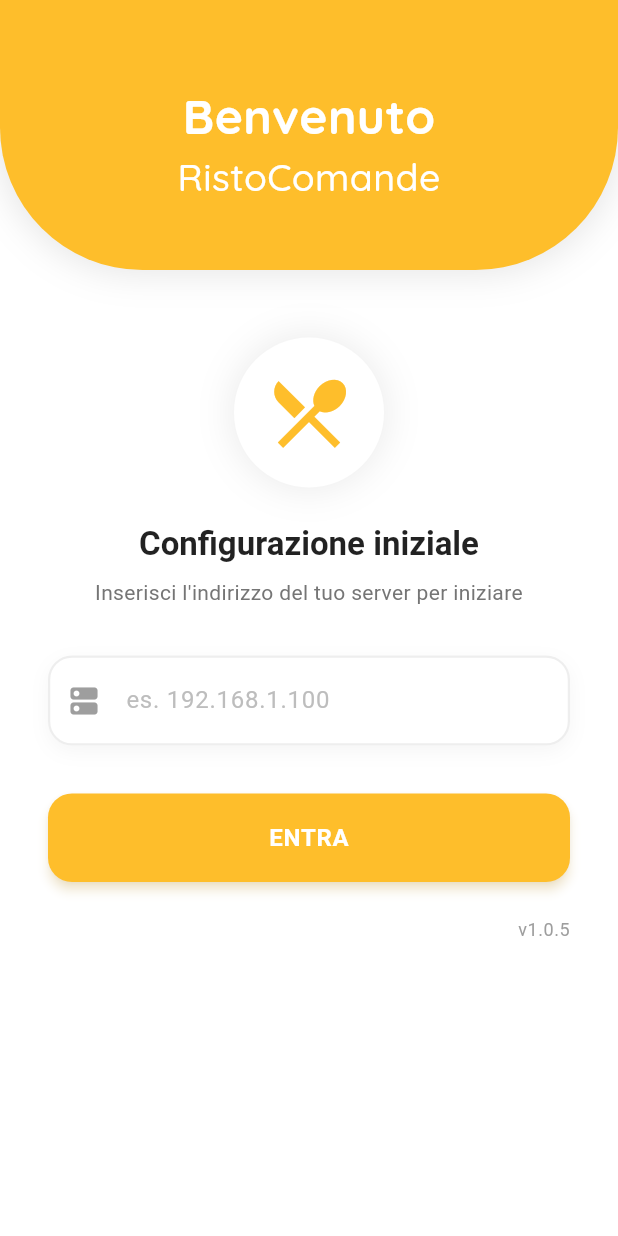
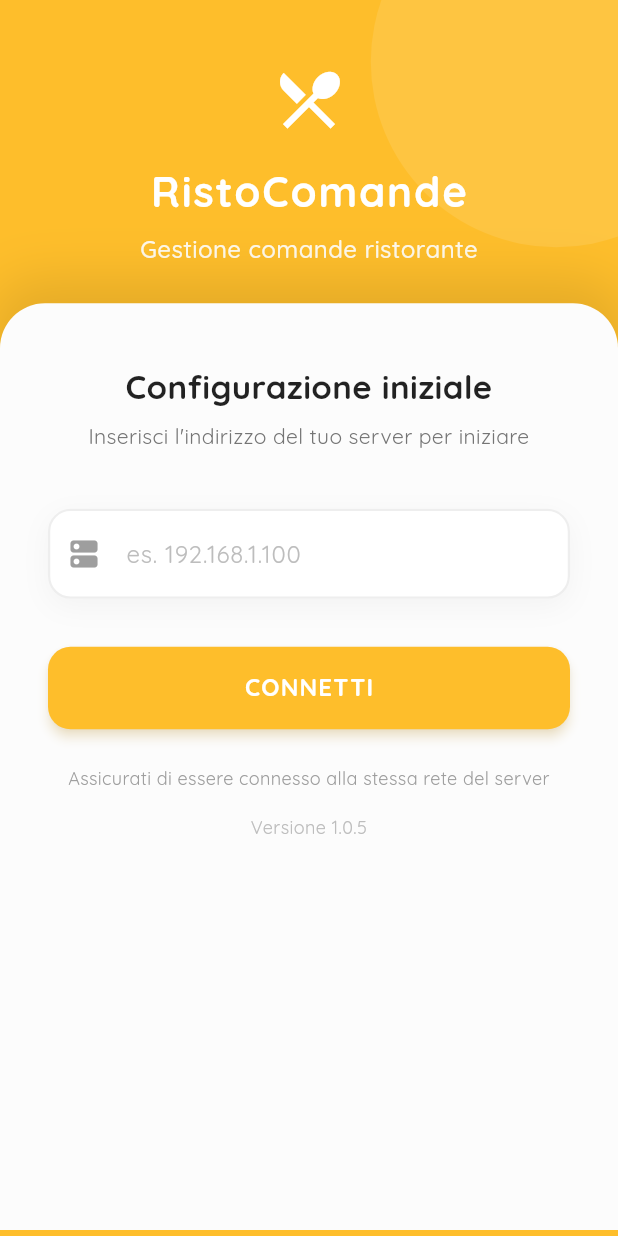
Before and after one commit to 721377/ristocmd, a Flutter app: the screen it shows after launch, on a phone screen of 412 x 824 dp. Run offline on Flutter 3.47's test engine with Material 3 defaults, Android fonts, the phone set to English and light mode, and no system bars; our stand-ins replace connectivity_plus, device_info_plus, flutter_local_notifications, google_fonts, permission_handler, shared_preferences and 3 more; accounts and stored records are empty.

Commit message:
remaking the layouts

```diff
--- a/lib/views/login.dart
+++ b/lib/views/login.dart
@@ -1,3 +1,4 @@
+import 'dart:async';
 import 'dart:convert';
 import 'package:flutter/material.dart';
 import 'package:flutter/services.dart';
@@ -9,7 +10,6 @@ import 'package:http/http.dart' as http;
 import 'package:permission_handler/permission_handler.dart';
 import 'package:flutter/animation.dart';
 import 'package:google_fonts/google_fonts.dart';
-
 
 class SetupScreen extends StatefulWidget {
   @override
@@ -26,7 +26,10 @@ class _SetupScreenState extends State<SetupScreen>
   late AnimationController _animationController;
   late Animation<double> _fadeAnimation;
   late Animation<double> _scaleAnimation;
+  late Animation<Offset> _slideAnimation;
+
   final connectionMonitor = WifiConnectionMonitor();
+
   @override
   void initState() {
     super.initState();
@@ -35,11 +38,11 @@ class _SetupScreenState extends State<SetupScreen>
       SystemUiOverlayStyle(
         statusBarColor: Color(0xFFFEBE2B),
         statusBarIconBrightness: Brightness.light,
-        systemNavigationBarColor:
-            Color.fromARGB(255, 255, 255, 255), // Set navigation bar color
-        systemNavigationBarIconBrightness: Brightness.dark, // Set icon color
+        systemNavigationBarColor: Colors.white,
+        systemNavigationBarIconBrightness: Brightness.dark,
       ),
     );
+
     _animationController = AnimationController(
       vsync: this,
       duration: const Duration(milliseconds: 800),
@@ -48,13 +51,25 @@ class _SetupScreenState extends State<SetupScreen>
     _fadeAnimation = Tween<double>(begin: 0, end: 1).animate(
       CurvedAnimation(
         parent: _animationController,
-          curve: const Interval(0, 0.5, curve: Curves.easeInOut)),
+        curve: const Interval(0, 0.5, curve: Curves.easeInOut),
+        ),
     );
 
     _scaleAnimation = Tween<double>(begin: 0.95, end: 1).animate(
       CurvedAnimation(
         parent: _animationController,
-          curve: const Interval(0.5, 1, curve: Curves.elasticOut)),
+        curve: const Interval(0.5, 1, curve: Curves.elasticOut),
+      ),
+    );
+
+_slideAnimation = Tween<Offset>(
+  begin: Offset(0, 1),
+  end: Offset(0, 0),
+).animate(
+  CurvedAnimation(
+    parent: _animationController,
+    curve: const Interval(0.5, 1, curve: Curves.easeOut),
+  ),
 );
 
     _animationController.forward();
@@ -88,27 +103,48 @@ class _SetupScreenState extends State<SetupScreen>
   SnackBar(
     content: Row(
       children: [
-            Icon(
-              granted ? Icons.check_circle : Icons.info_outline,
-              color: Colors.white,
+        Container(
+          padding: const EdgeInsets.all(4),
+          decoration: BoxDecoration(
+            color: granted ? const Color(0xFFE6F4EA): const Color(0xFFFFF3E0),
+            shape: BoxShape.circle,
           ),
-            const SizedBox(width: 8),
+          child: Icon(
+            granted ? Icons.check_circle_rounded : Icons.info_outline_rounded,
+            color: granted ? const Color(0xFF28A745): Color(0xFFFFA000),
+            size: 20,
+          ),
+        ),
+        const SizedBox(width: 12),
         Text(
           granted
               ? 'Notifiche abilitate con successo'
               : 'Permesso per le notifiche negato',
+          style: GoogleFonts.quicksand(
+            fontSize: 14,
+            fontWeight: FontWeight.w500,
+            color:  granted ? const Color(0xFF28A745) : Color(0xFFFFA000),
+          ),
         ),
       ],
     ),
-        backgroundColor: granted ? Colors.green : Colors.redAccent,
+    backgroundColor: granted ? const Color(0xFFE6F4EA) : const Color(0xFFFFEFE7),
     behavior: SnackBarBehavior.floating,
-        shape: RoundedRectangleBorder(borderRadius: BorderRadius.circular(10)),
-        margin: const EdgeInsets.all(16),
+    shape: RoundedRectangleBorder(
+      borderRadius: BorderRadius.circular(12),
+      side: BorderSide(
+        color: granted ? const Color(0xFF28A745) : Color(0xFFFFA000),
+        width: 1,
+      ),
+    ),
+    margin: const EdgeInsets.symmetric(horizontal: 16, vertical: 12),
+    padding: const EdgeInsets.symmetric(horizontal: 16, vertical: 12),
+    elevation: 2,
     duration: const Duration(seconds: 3),
-        elevation: 2,
   ),
 );
   }
+
   Future<void> _loadAndSaveImpostazioni() async {
     final isOnline = await connectionMonitor.isConnectedToWifi();
     try {
@@ -148,13 +184,18 @@ class _SetupScreenState extends State<SetupScreen>
     final pingUrl = '$input/v1';
 
     try {
-      final response = await http.get(Uri.parse(pingUrl));
+      // i have added a timeout here to prevent the app from hanging indefinitely
+      final response = await http.get(Uri.parse(pingUrl))
+        .timeout(const Duration(seconds: 5), onTimeout: () {
+      throw TimeoutException('Il server non ha risposto');
+    });
+
       if (response.statusCode == 200) {
         final body = jsonDecode(response.body);
         if (body['status'] == 'ok') {
           final prefs = await SharedPreferences.getInstance();
           await prefs.setString('baseUrl', input);
-          await _loadAndSaveImpostazioni() ;
+          await _loadAndSaveImpostazioni();
           if (!_notificationPermissionGranted) {
             await _requestNotificationPermission();
           }
@@ -176,123 +217,156 @@ class _SetupScreenState extends State<SetupScreen>
 @override
 Widget build(BuildContext context) {
   final theme = Theme.of(context);
-    final colorScheme = theme.colorScheme;
+  final size = MediaQuery.of(context).size;
 
   return Scaffold(
-      backgroundColor: Colors.white,
+    resizeToAvoidBottomInset: true, // Allow body to resize when keyboard appears
+    backgroundColor: Color(0xFFFEBE2B),
     body: SafeArea(
       child: ScaleTransition(
         scale: _scaleAnimation,
         child: FadeTransition(
           opacity: _fadeAnimation,
+          child: Stack(
+            children: [
+              // Background elements
+              Positioned(
+                top: -size.width * 0.2,
+                right: -size.width * 0.2,
+                child: Container(
+                  width: size.width * 0.6,
+                  height: size.width * 0.6,
+                  decoration: BoxDecoration(
+                    color: Colors.white.withOpacity(0.1),
+                    shape: BoxShape.circle,
+                  ),
+                ),
+              ),
+              Positioned(
+                bottom: -size.width * 0.3,
+                left: -size.width * 0.3,
+                child: Container(
+                  width: size.width * 0.8,
+                  height: size.width * 0.8,
+                  decoration: BoxDecoration(
+                    color: Colors.white.withOpacity(0.1),
+                    shape: BoxShape.circle,
+                  ),
+                ),
+              ),
+
+              // Main scrollable content
+              SingleChildScrollView(
+                padding: EdgeInsets.only(bottom: MediaQuery.of(context).viewInsets.bottom),
+                child: Column(
+                  mainAxisSize: MainAxisSize.min,
+                  children: [
+                    // Header
+                    Container(
+                      padding: EdgeInsets.only(top: size.height * 0.05),
                       child: Column(
                         children: [
-                // Top rounded half-circle header
-                Container(
-                  height: 180,
-                  decoration: BoxDecoration(
-                    color: const Color(0xFFFEBE2B),
-                    borderRadius: const BorderRadius.only(
-                      bottomLeft: Radius.circular(95),
-                      bottomRight: Radius.circular(95),
+                          Icon(
+                            Icons.restaurant_menu,
+                            size: 50,
+                            color: Colors.white,
                           ),
-                    boxShadow: [
-                      BoxShadow(
-                        color: Colors.black.withOpacity(0.1),
-                        blurRadius: 20,
-                        spreadRadius: 2,
-                      ),
-                    ],
-                  ),
-                  child: Center(
-                    child: Column(
-                      mainAxisAlignment: MainAxisAlignment.center,
-                      children: [
-                        const SizedBox(height: 10),
+                          SizedBox(height: 16),
                           Text(
-                          'Benvenuto',
+                            'RistoComande',
                             style: GoogleFonts.quicksand(
                               fontWeight: FontWeight.bold,
                               color: Colors.white,
-                            fontSize: 32,
+                              fontSize: 28,
+                              letterSpacing: 1.2,
                             ),
                           ),
+                          SizedBox(height: 8),
                           Text(
-                          'RistoComande',
+                            'Gestione comande ristorante',
                             style: GoogleFonts.quicksand(
                               fontWeight: FontWeight.w500,
-                            color: Colors.white,
-                            fontSize: 25,
+                              color: Colors.white.withOpacity(0.9),
+                              fontSize: 16,
                             ),
                           ),
                         ],
                       ),
                     ),
+
+                    SizedBox(height: 24),
+
+                    // Main content container
+                    SlideTransition(
+                      position: _slideAnimation,
+                      child: SlideTransition(
+                        position: _slideAnimation,
+                        child: Transform.translate(
+                          offset: Offset.zero,
+                          child: Container(
+                      // Use minimum height instead of fixed height
+                      constraints: BoxConstraints(minHeight: size.height * 0.75),
+                      width: double.infinity,
+                      decoration: BoxDecoration(
+                        color: Color(0xFFfcfcfc),
+                        borderRadius: BorderRadius.only(
+                          topLeft: Radius.circular(30),
+                          topRight: Radius.circular(30),
                         ),
-                Expanded(
-                  child: SingleChildScrollView(
-                    padding: const EdgeInsets.symmetric(horizontal: 32),
-                    child: Column(
-                      mainAxisAlignment: MainAxisAlignment.center,
-                      children: [
-                        const SizedBox(height: 45),
-                        // App icon
-                        Container(
-                          padding: const EdgeInsets.all(20),
-                          decoration: BoxDecoration(
-                            color: Colors.white,
-                            shape: BoxShape.circle,
                         boxShadow: [
                           BoxShadow(
-                                color: Colors.grey.withOpacity(0.2),
-                                blurRadius: 20,
-                                spreadRadius: 2,
+                            color: Colors.black.withOpacity(0.1),
+                            blurRadius: 30,
+                            spreadRadius: 5,
+                            offset: Offset(0, -10),
                           ),
                         ],
                       ),
-                          child: const Icon(
-                            Icons.restaurant_menu,
-                            size: 60,
-                            color: Color(0xFFFEBE2B),
+                      child: Padding(
+                        padding: EdgeInsets.symmetric(horizontal: 32, vertical: 40),
+                        child: Column(
+                          mainAxisSize: MainAxisSize.min,
+                          crossAxisAlignment: CrossAxisAlignment.stretch,
+                          children: [
+                            Text(
+                              'Configurazione iniziale',
+                              textAlign: TextAlign.center,
+                              style: GoogleFonts.quicksand(
+                                fontWeight: FontWeight.bold,
+                                color: Colors.black87,
+                                fontSize: 22,
                               ),
                             ),
-                        const SizedBox(height: 24),
-                        Text(
-                          'Configurazione iniziale',
-                          style: theme.textTheme.titleLarge?.copyWith(
-                            fontWeight: FontWeight.bold,
-                            color: Colors.black87,
-                          ),
-                        ),
-                        const SizedBox(height: 8),
+                            SizedBox(height: 8),
                             Text(
                               'Inserisci l\'indirizzo del tuo server per iniziare',
                               textAlign: TextAlign.center,
-                          style: theme.textTheme.bodyMedium?.copyWith(
+                              style: GoogleFonts.quicksand(
                                 color: Colors.grey.shade600,
+                                fontSize: 14,
                               ),
                             ),
-                        const SizedBox(height: 32),
-                        // Input field
+                            SizedBox(height: 38),
                             Container(
                               decoration: BoxDecoration(
-                            borderRadius: BorderRadius.circular(16),
+                                borderRadius: BorderRadius.circular(15),
                                 boxShadow: [
                                   BoxShadow(
                                     color: Colors.grey.withOpacity(0.1),
-                                blurRadius: 10,
-                                offset: const Offset(0, 4),
+                                    blurRadius: 15,
+                                    offset: Offset(0, 5),
                                   ),
                                 ],
                               ),
                               child: TextField(
                                 controller: _controller,
-                            style: theme.textTheme.bodyLarge?.copyWith(
+                                style: GoogleFonts.quicksand(
                                   color: Colors.black87,
+                                  fontSize: 16,
                                 ),
                                 decoration: InputDecoration(
                                   hintText: 'es. 192.168.1.100',
-                              contentPadding: const EdgeInsets.symmetric(
+                                  contentPadding: EdgeInsets.symmetric(
                                     vertical: 18,
                                     horizontal: 20,
                                   ),
@@ -303,73 +377,64 @@ class _SetupScreenState extends State<SetupScreen>
                                   filled: true,
                                   fillColor: Colors.white,
                                   enabledBorder: OutlineInputBorder(
-                                borderRadius: BorderRadius.circular(16),
+                                    borderRadius: BorderRadius.circular(15),
                                     borderSide: BorderSide(
                                       color: Colors.grey.shade200,
                                       width: 1.5,
                                     ),
                                   ),
                                   focusedBorder: OutlineInputBorder(
-                                borderRadius: BorderRadius.circular(16),
-                                borderSide: const BorderSide(
+                                    borderRadius: BorderRadius.circular(15),
+                                    borderSide: BorderSide(
                                       color: Color(0xFFFEBE2B),
                                       width: 1.5,
                                     ),
                                   ),
-                              hintStyle: TextStyle(
+                                  hintStyle: GoogleFonts.quicksand(
                                     color: Colors.grey.shade400,
                                   ),
                                 ),
                               ),
                             ),
                             if (_error != null) ...[
-                          const SizedBox(height: 16),
+                              SizedBox(height: 16),
                               Container(
-                            padding: const EdgeInsets.symmetric(
-                              horizontal: 16,
-                              vertical: 12,
-                            ),
+                                padding: EdgeInsets.symmetric(horizontal: 16, vertical: 12),
                                 decoration: BoxDecoration(
                                   color: Colors.redAccent.withOpacity(0.1),
                                   borderRadius: BorderRadius.circular(12),
                                 ),
                                 child: Row(
                                   children: [
-                                Icon(
-                                  Icons.error_outline,
-                                  color: Colors.redAccent,
-                                ),
-                                const SizedBox(width: 8),
+                                    Icon(Icons.error_outline, color: Colors.redAccent),
+                                    SizedBox(width: 8),
                                     Expanded(
                                       child: Text(
                                         _error!,
-                                    style: theme.textTheme.bodyMedium?.copyWith(
-                                      color: Colors.redAccent,
-                                    ),
+                                        style: GoogleFonts.quicksand(color: Colors.redAccent),
                                       ),
                                     ),
                                   ],
                                 ),
                               ),
                             ],
-                        const SizedBox(height: 32),
-                        // Submit button
+                            SizedBox(height: 32),
                             SizedBox(
                               width: double.infinity,
                               child: ElevatedButton(
                                 onPressed: _loading ? null : _verifyAndSaveUrl,
                                 style: ElevatedButton.styleFrom(
-                              backgroundColor: const Color(0xFFFEBE2B),
+                                  backgroundColor: Color(0xFFFEBE2B),
                                   foregroundColor: Colors.white,
-                              padding: const EdgeInsets.symmetric(vertical: 18),
+                                  padding: EdgeInsets.symmetric(vertical: 16),
                                   shape: RoundedRectangleBorder(
-                                borderRadius: BorderRadius.circular(16),
+                                    borderRadius: BorderRadius.circular(15),
                                   ),
                                   elevation: 3,
-                              shadowColor: const Color(0xFFFEBE2B).withOpacity(0.4),
+                                  shadowColor: Color(0xFFFEBE2B).withOpacity(0.4),
                                 ),
                                 child: _loading
-                                ? const SizedBox(
+                                    ? SizedBox(
                                         height: 24,
                                         width: 24,
                                         child: CircularProgressIndicator(
@@ -377,29 +442,42 @@ class _SetupScreenState extends State<SetupScreen>
                                           strokeWidth: 2.5,
                                         ),
                                       )
-                                : const Text(
-                                    'ENTRA',
-                                    style: TextStyle(
+                                    : Text(
+                                        'CONNETTI',
+                                        style: GoogleFonts.quicksand(
                                           fontSize: 16,
                                           fontWeight: FontWeight.bold,
-                                      letterSpacing: 0.5,
+                                          letterSpacing: 0.8,
                                         ),
                                       ),
                               ),
                             ),
-                        const SizedBox(height: 24),
-                        // Version text
-                        Align(
-                          alignment: Alignment.centerRight,
-                          child: Text(
-                            'v1.0.5',
-                            style: theme.textTheme.bodySmall?.copyWith(
+                            SizedBox(height: 24),
+                            Text(
+                              'Assicurati di essere connesso alla stessa rete del server',
+                              textAlign: TextAlign.center,
+                              style: GoogleFonts.quicksand(
                                 color: Colors.grey.shade500,
+                                fontSize: 12,
+                              ),
+                            ),
+                            SizedBox(height: 16),
+                            Text(
+                              'Versione 1.0.5',
+                              textAlign: TextAlign.center,
+                              style: GoogleFonts.quicksand(
+                                color: Colors.grey.shade400,
+                                fontSize: 12,
+                              ),
+                            ),
+                          ],
+                        ),
+                      ),
+                    ),
                         ),
                       ),
                     ),
                   ],
-                    ),
                 ),
               ),
             ],
@@ -409,4 +487,5 @@ class _SetupScreenState extends State<SetupScreen>
     ),
   );
 }
+
 }
--- a/pubspec.yaml
+++ b/pubspec.yaml
@@ -29,6 +29,8 @@ dependencies:
   flutter_local_notifications: ^16.3.2
   permission_handler: ^11.0.1
   google_fonts: ^6.2.1
+  lottie: ^2.7.0
+
 
 dev_dependencies:
   flutter_test:
@@ -41,3 +43,4 @@ flutter:
 
   assets:
     - images/ristocmd/
+    - animations/ristocmd/
```
Also changed, not shown: animations/ristocmd/animation.json (added, +196 -0 lines), lib/services/productlist.dart (+116 -78 lines), lib/services/soketmang.dart (+2 -8 lines), pubspec.lock. Lines whose indentation alone changed are shown as unchanged.
